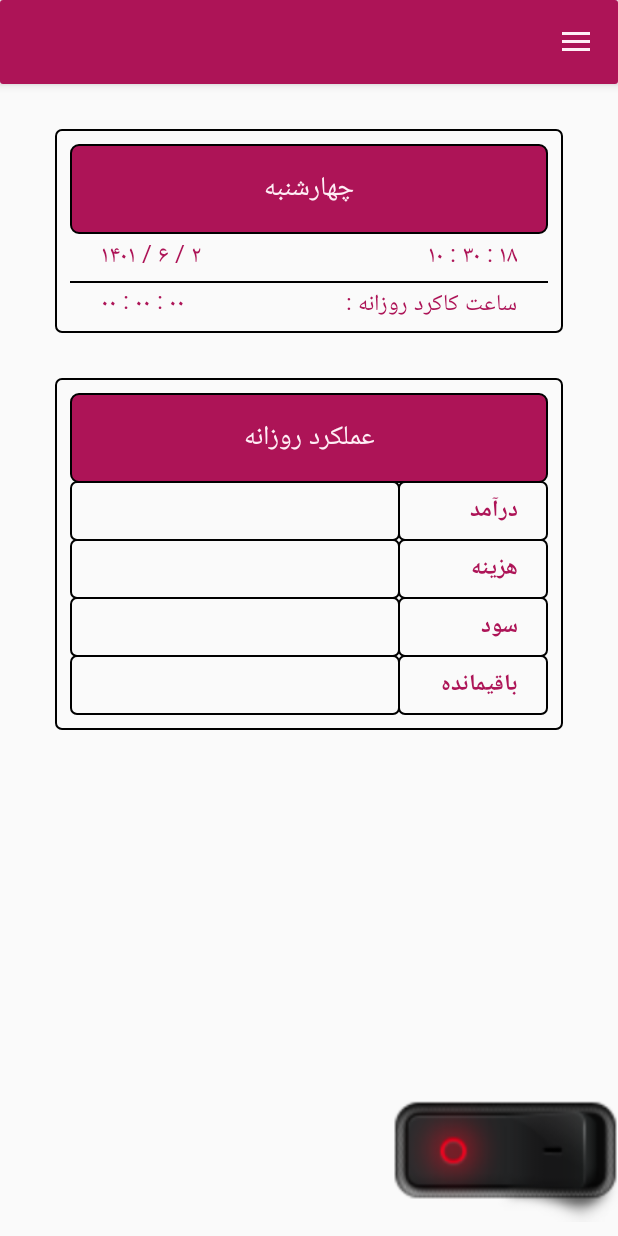
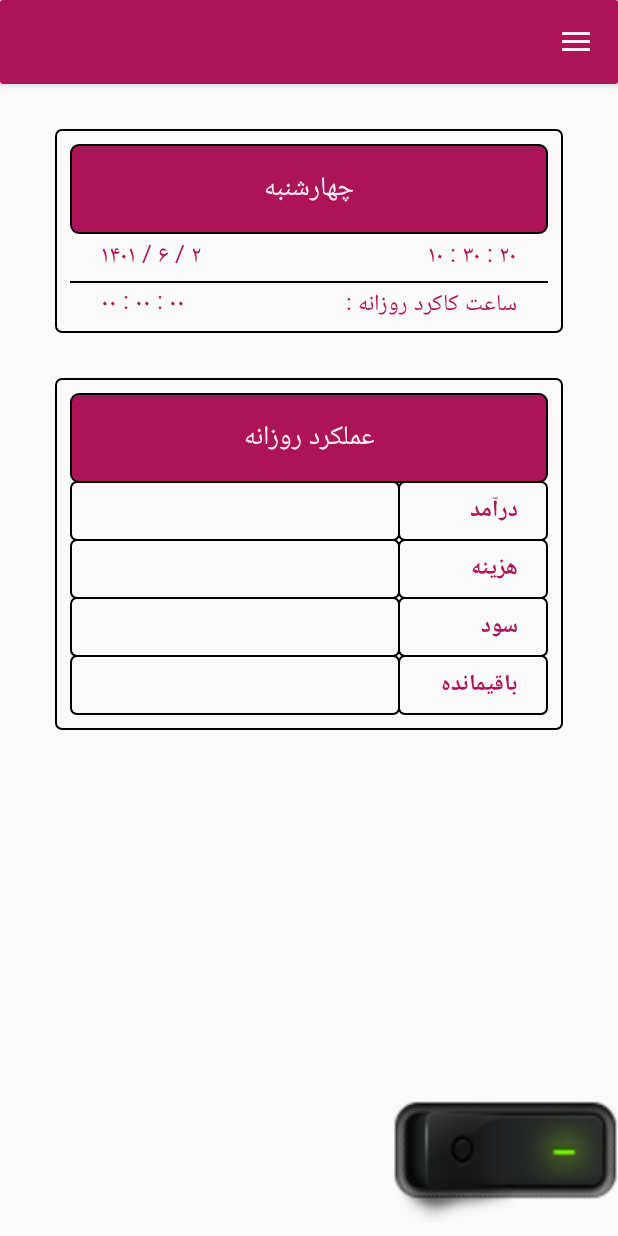
Before and after one commit to kasra-m7/TickVision, an Android app: the MainActivity screen opened directly, with no data from a screen before it, after a tap on "close", on a phone screen of 412 x 824 dp. Run offline under Robolectric (Android 15) with nearby library versions, the phone set to English and light mode, and no system bars; libraries missing offline, so code that uses them is left out: com.github.clans.fab; 2 other taps on this screen came first.

Commit message:
create timer service and writed btn start timer click listener

```diff
--- a/app/src/main/AndroidManifest.xml
+++ b/app/src/main/AndroidManifest.xml
@@ -7,6 +7,7 @@
     <uses-permission android:name="android.permission.ACCESS_NETWORK_STATE" />
     <uses-permission android:name="android.permission.INTERNET" />
     <uses-permission android:name="android.permission.ACCESS_WIFI_STATE" />
+    <uses-permission android:name="android.permission.FOREGROUND_SERVICE"/>
 
     <application
         android:allowBackup="true"
--- a/app/src/main/java/ir/mahchegroup/vision/MainActivity.java
+++ b/app/src/main/java/ir/mahchegroup/vision/MainActivity.java
@@ -9,13 +9,13 @@ import androidx.drawerlayout.widget.DrawerLayout;
 
 import android.annotation.SuppressLint;
 import android.content.Context;
+import android.content.Intent;
 import android.os.Build;
 import android.os.Bundle;
 import android.os.Handler;
 import android.view.Gravity;
 import android.view.LayoutInflater;
 import android.view.MenuItem;
-import android.view.View;
 import android.widget.ImageView;
 import android.widget.LinearLayout;
 import android.widget.RelativeLayout;
@@ -43,7 +43,9 @@ public class MainActivity extends AppCompatActivity {
     private TableView tableView;
     public static int S, M, H;
     public static boolean isRunTimer = true;
-    private ImageView imgStartTimerService;
+    private ImageView btnStartTimerService;
+    private boolean isRunTimerService;
+    private Intent startTimer;
 
     @SuppressLint("RtlHardcoded")
     @Override
@@ -76,6 +78,13 @@ public class MainActivity extends AppCompatActivity {
         getSupportActionBar().setDisplayHomeAsUpEnabled(true);
 
         setTvTimerText();
+
+        isRunTimerService = ActSplash.shared.getBoolean(UserItems.IS_RUN_TIMER_SERVICE, false);
+        if (isRunTimerService) {
+            btnStartTimerService.setImageResource(R.drawable.timer_on);
+        }else {
+            btnStartTimerService.setImageResource(R.drawable.timer_off);
+        }
 //
 //        menu.getChildAt(0).setOnClickListener(view -> {
 //            Toast.makeText(this, "add", Toast.LENGTH_SHORT).show();
@@ -91,6 +100,19 @@ public class MainActivity extends AppCompatActivity {
 //            Toast.makeText(this, "list", Toast.LENGTH_SHORT).show();
 //            menu.close(true);
 //        });
+
+        btnStartTimerService.setOnClickListener(view -> {
+            if (!isRunTimerService) {
+                btnStartTimerService.setImageResource(R.drawable.timer_on);
+                startService(startTimer);
+                isRunTimerService = true;
+            }else {
+                btnStartTimerService.setImageResource(R.drawable.timer_off);
+                stopService(startTimer);
+                isRunTimerService = false;
+            }
+            ActSplash.editor.putBoolean(UserItems.IS_RUN_TIMER_SERVICE, isRunTimerService).apply();
+        });
 
 
         ActionBarDrawerToggle toggle = new ActionBarDrawerToggle(this, drawer, R.string.open, R.string.close);
@@ -127,7 +149,7 @@ public class MainActivity extends AppCompatActivity {
             tvTime.setText(FaNum.convert(ChangeDate.getCurrentTime()));
             tvDay.setText(showDay());
             setDataTime();
-        }, 1000);
+        }, 998);
     }
 
 
@@ -183,6 +205,19 @@ public class MainActivity extends AppCompatActivity {
 
         tvTimer = findViewById(R.id.tv_timer);
 
-        imgStartTimerService = findViewById(R.id.timer_on_off);
+        btnStartTimerService = findViewById(R.id.timer_on_off);
+
+        startTimer = new Intent(MainActivity.this, TimerService.class);
+    }
+
+
+    @SuppressLint("RtlHardcoded")
+    @Override
+    public void onBackPressed() {
+        if (drawer.isDrawerOpen(Gravity.RIGHT)) {
+            drawer.closeDrawer(Gravity.RIGHT);
+        }else {
+            super.onBackPressed();
+        }
     }
 }
--- a/app/src/main/java/ir/mahchegroup/vision/UserItems.java
+++ b/app/src/main/java/ir/mahchegroup/vision/UserItems.java
@@ -13,6 +13,7 @@ public class UserItems {
     public static final String USER_MAIL = "item_user_mail";
     public static final String IS_WRITE_USER_INFO = "is_write_user_info";
     public static final String IS_CHECKED_REMEMBER = "is_checked_remember";
+    public static final String IS_RUN_TIMER_SERVICE = "is_run_timer";
 
     private String mail, username, password;
 
```
